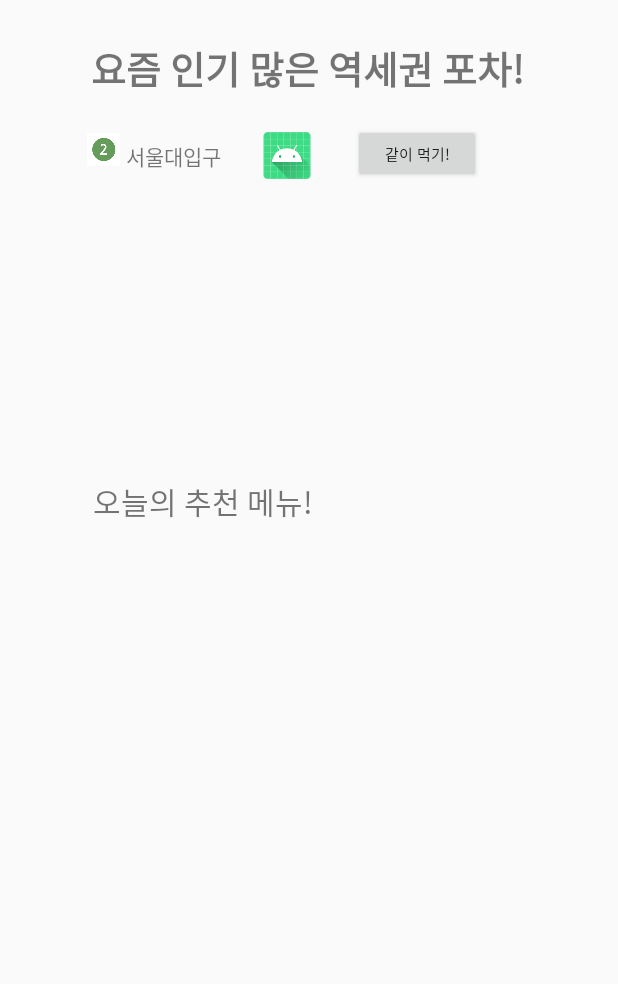
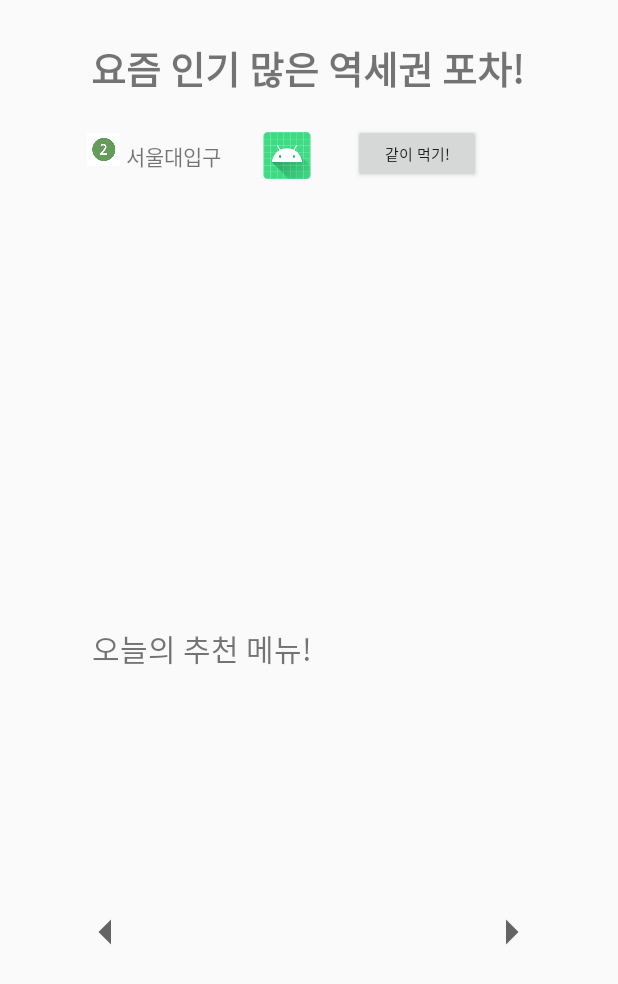
Before and after one commit to Jigangseon/PSG, an Android app: the layout fragment_subway.xml on its own in the app's theme, with its tools: preview values and no code run, on a phone screen of 412 x 824 dp. Shown: the top 984 px of the screen. Run offline under Robolectric (Android 15) with nearby library versions, the phone set to English and light mode, and no system bars.

Commit message:
뷰페이저 추가

```diff
--- a/app/src/main/java/com/jigangseon/psg/find/MainActivity.java
+++ b/app/src/main/java/com/jigangseon/psg/find/MainActivity.java
@@ -24,7 +24,6 @@ import androidx.appcompat.app.AppCompatActivity;
 import androidx.drawerlayout.widget.DrawerLayout;
 
 import com.jigangseon.psg.R;
-
 import java.util.ArrayList;
 
 public class MainActivity extends AppCompatActivity {
--- /dev/null
+++ b/app/src/main/res/drawable/left_arrow.xml
@@ -0,0 +1,10 @@
+<vector xmlns:android="http://schemas.android.com/apk/res/android"
+    android:width="24dp"
+    android:height="24dp"
+    android:viewportWidth="24"
+    android:viewportHeight="24"
+    android:tint="?attr/colorControlNormal">
+  <path
+      android:fillColor="@android:color/white"
+      android:pathData="M14,7l-5,5 5,5V7z"/>
+</vector>
--- /dev/null
+++ b/app/src/main/res/drawable/right_arrow.xml
@@ -0,0 +1,11 @@
+<vector xmlns:android="http://schemas.android.com/apk/res/android"
+    android:width="24dp"
+    android:height="24dp"
+    android:viewportWidth="24"
+    android:viewportHeight="24"
+    android:tint="?attr/colorControlNormal"
+    android:autoMirrored="true">
+  <path
+      android:fillColor="@android:color/white"
+      android:pathData="M10,17l5,-5 -5,-5v10z"/>
+</vector>
--- a/app/src/main/res/layout/activity_map.xml
+++ b/app/src/main/res/layout/activity_map.xml
@@ -5,7 +5,7 @@
     xmlns:tools="http://schemas.android.com/tools"
     android:layout_width="match_parent"
     android:layout_height="match_parent"
-    tools:context=".MainActivity">
+    tools:context=".MapActivity">
 
     <com.sothree.slidinguppanel.SlidingUpPanelLayout
         android:id="@+id/main_panel"
--- a/app/src/main/res/layout/activity_search.xml
+++ b/app/src/main/res/layout/activity_search.xml
@@ -4,7 +4,7 @@
     xmlns:tools="http://schemas.android.com/tools"
     android:layout_width="match_parent"
     android:layout_height="match_parent"
-    tools:context=".Search">
+    tools:context=".search.Search">
 
     <TextView
         android:id="@+id/textView"
--- a/app/src/main/res/layout/fragment_subway.xml
+++ b/app/src/main/res/layout/fragment_subway.xml
@@ -86,10 +86,22 @@
             android:textSize="20dp"
             app:layout_constraintBottom_toBottomOf="parent"
             app:layout_constraintEnd_toEndOf="parent"
-            app:layout_constraintHorizontal_bias="0.233"
+            app:layout_constraintHorizontal_bias="0.231"
             app:layout_constraintStart_toStartOf="parent"
             app:layout_constraintTop_toTopOf="parent"
-            app:layout_constraintVertical_bias="0.402" />
+            app:layout_constraintVertical_bias="0.526" />
+
+        <Button
+            android:id="@+id/left_arrow"
+            android:layout_width="40dp"
+            android:layout_height="40dp"
+            android:background="@drawable/left_arrow"
+            app:layout_constraintBottom_toBottomOf="parent"
+            app:layout_constraintEnd_toEndOf="parent"
+            app:layout_constraintHorizontal_bias="0.137"
+            app:layout_constraintStart_toStartOf="parent"
+            app:layout_constraintTop_toTopOf="parent"
+            app:layout_constraintVertical_bias="0.767" />
 
         <androidx.viewpager.widget.ViewPager
             android:id="@+id/viewPager"
@@ -99,10 +111,20 @@
             app:layout_constraintEnd_toEndOf="parent"
             app:layout_constraintStart_toStartOf="parent"
             app:layout_constraintTop_toTopOf="parent"
-            app:layout_constraintVertical_bias="0.822">
+            app:layout_constraintVertical_bias="0.881">
+
 
         </androidx.viewpager.widget.ViewPager>
 
+        <Button
+            android:id="@+id/right_arrow"
+            android:layout_width="40dp"
+            android:layout_height="40dp"
+            android:background="@drawable/right_arrow"
+            app:layout_constraintEnd_toEndOf="parent"
+            app:layout_constraintHorizontal_bias="0.862"
+            app:layout_constraintStart_toStartOf="parent"
+            app:layout_constraintTop_toTopOf="@+id/left_arrow" />
     </androidx.constraintlayout.widget.ConstraintLayout>
 
 </FrameLayout>
```
Also changed, not shown: app/src/main/AndroidManifest.xml (+12 -6 lines), app/src/main/java/com/jigangseon/psg/MapActivity.java (+6 -5 lines), app/src/main/java/com/jigangseon/psg/search/Search.java (+10 -13 lines), app/src/main/java/com/jigangseon/psg/search/Subway_ViewPagerAdapter.java (+26 -23 lines), app/src/main/java/com/jigangseon/psg/search/Subway_fragment.java (+35 -23 lines), app/src/main/res/layout/viewpager_row.xml (+7 -2 lines). Lines whose indentation alone changed are shown as unchanged.
